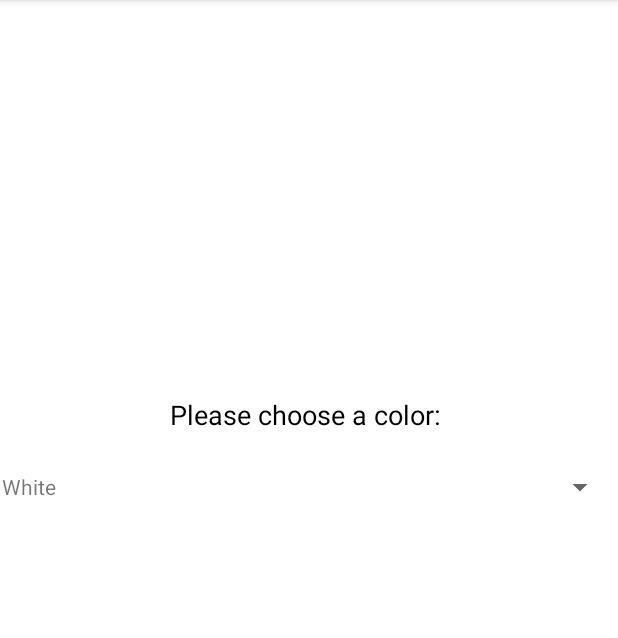
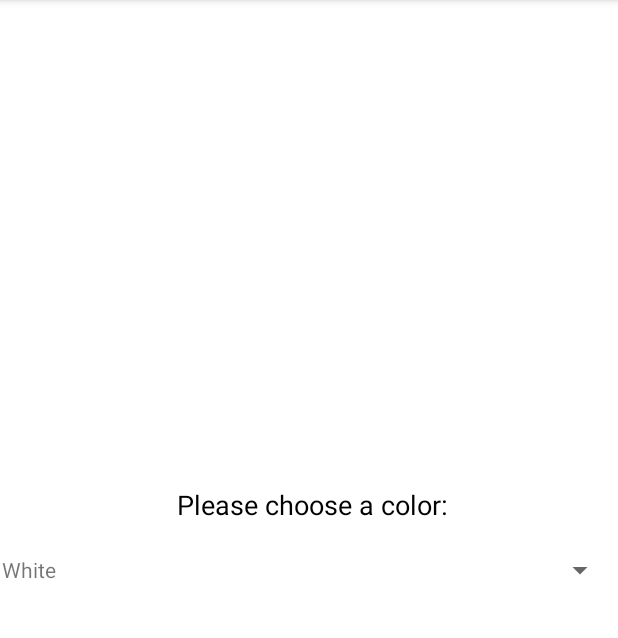
Before and after one commit to sarahparoya/CIS-3515-Lab-3, an Android app: the screen it shows after launch (MainActivity), on a phone screen of 412 x 824 dp, the part 84-722 px from its top. Run offline under Robolectric (Android 15) with nearby library versions, the phone set to English and light mode, and no system bars.

```diff
--- a/app/src/main/java/edu/temple/colorsspinner/MainActivity.java
+++ b/app/src/main/java/edu/temple/colorsspinner/MainActivity.java
@@ -23,8 +23,7 @@ public class MainActivity extends AppCompatActivity {
         Spinner spinner = findViewById(R.id.spinner);
 
         //Color Array
-        String[] colors = {"White", "Blue", "Magenta", "Cyan", "Black", "Yellow", "Purple",
-                "Lime", "Red", "Gray"};
+        String[] colors = {"White", "Maroon", "Red", "Yellow" ,"Green", "Cyan", "Blue", "Magenta","Purple", "Gray", "Black"};
 
         ColorAdapter adapter = new ColorAdapter(MainActivity.this, colors);
         spinner.setAdapter(adapter);
--- a/app/src/main/res/layout/activity_main.xml
+++ b/app/src/main/res/layout/activity_main.xml
@@ -10,20 +10,22 @@
         android:id="@+id/textView"
         android:layout_width="wrap_content"
         android:layout_height="wrap_content"
-        android:layout_marginStart="113dp"
-        android:layout_marginTop="264dp"
+        android:layout_marginStart="115dp"
+        android:layout_marginEnd="106dp"
+        android:layout_marginBottom="19dp"
         android:text="Please choose a color: "
         android:textColor="#000000"
         android:textSize="18sp"
-        app:layout_constraintStart_toStartOf="parent"
-        app:layout_constraintTop_toTopOf="parent" />
+        app:layout_constraintBottom_toTopOf="@+id/spinner"
+        app:layout_constraintEnd_toEndOf="parent"
+        app:layout_constraintStart_toStartOf="parent" />
 
     <Spinner
         android:id="@+id/spinner"
         android:layout_width="409dp"
         android:layout_height="wrap_content"
         android:layout_marginStart="1dp"
-        android:layout_marginTop="24dp"
-        app:layout_constraintStart_toStartOf="parent"
-        app:layout_constraintTop_toBottomOf="@+id/textView" />
+        android:layout_marginBottom="376dp"
+        app:layout_constraintBottom_toBottomOf="parent"
+        app:layout_constraintStart_toStartOf="parent" />
 </androidx.constraintlayout.widget.ConstraintLayout>
```
